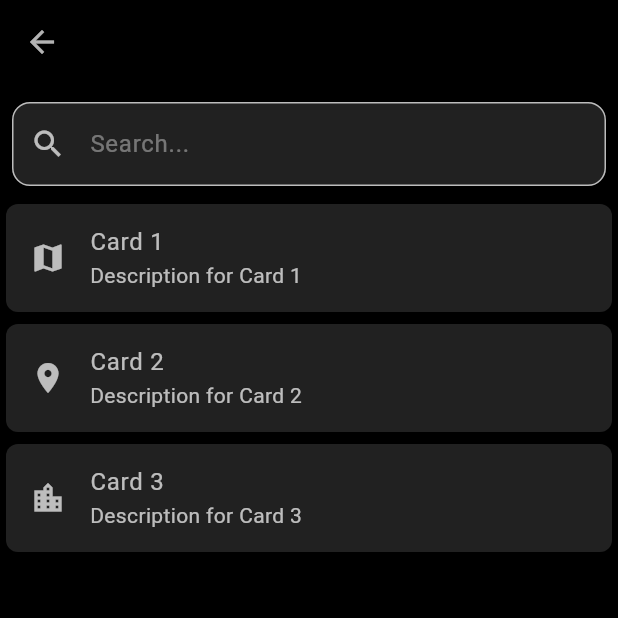
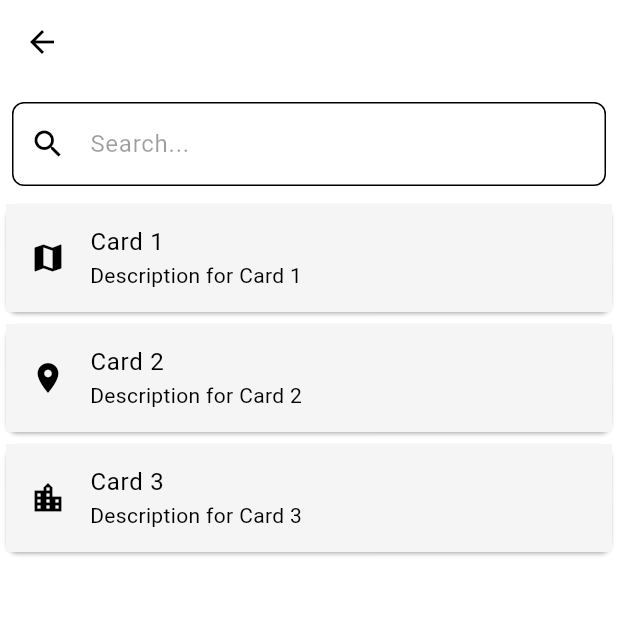
Before and after one commit to Theodor-Litt-Schule-Neumunster/geozebra, a Flutter app: the screen it shows after launch, after a tap on the "search" icon, on a phone screen of 412 x 824 dp, the top half of it. Run offline on Flutter 3.47's test engine with Material 3 defaults, Android fonts, the light colour scheme and no system bars; our stand-ins replace shared_preferences.

Commit message:
Switch to light theme and update search screen card colors

```diff
--- a/lib/main.dart
+++ b/lib/main.dart
@@ -19,7 +19,7 @@ class MyApp extends StatelessWidget {
     return MaterialApp(
       title: 'Geozebra',
       debugShowCheckedModeBanner: false,
-      theme: DarkTheme.theme,
+      theme: LightTheme.theme,
       home: const HomeScreen(),
     );
   }
--- a/lib/screens/search_screen.dart
+++ b/lib/screens/search_screen.dart
@@ -39,9 +39,6 @@ class _SearchScreenState extends State<SearchScreen> {
                 decoration: InputDecoration(
                   hintText: 'Search...',
                   prefixIcon: Icon(Icons.search),
-                  border: OutlineInputBorder(
-                    borderRadius: BorderRadius.circular(12.0),
-                  ),
                 ),
                 onChanged: (value) {},
               ),
@@ -73,6 +70,7 @@ class _SearchScreenState extends State<SearchScreen> {
                             leading: Icon(Icons.map),
                             title: Text('Card 1'),
                             subtitle: Text('Description for Card 1'),
+                            tileColor: Theme.of(context).colorScheme.surface,
                             onTap: () {},
                           ),
                         ),
@@ -81,6 +79,7 @@ class _SearchScreenState extends State<SearchScreen> {
                             leading: Icon(Icons.place),
                             title: Text('Card 2'),
                             subtitle: Text('Description for Card 2'),
+                            tileColor: Theme.of(context).colorScheme.surface,
                             onTap: () {},
                           ),
                         ),
@@ -89,6 +88,7 @@ class _SearchScreenState extends State<SearchScreen> {
                             leading: Icon(Icons.location_city),
                             title: Text('Card 3'),
                             subtitle: Text('Description for Card 3'),
+                            tileColor: Theme.of(context).colorScheme.surface,
                             onTap: () {},
                           ),
                         ),
```
